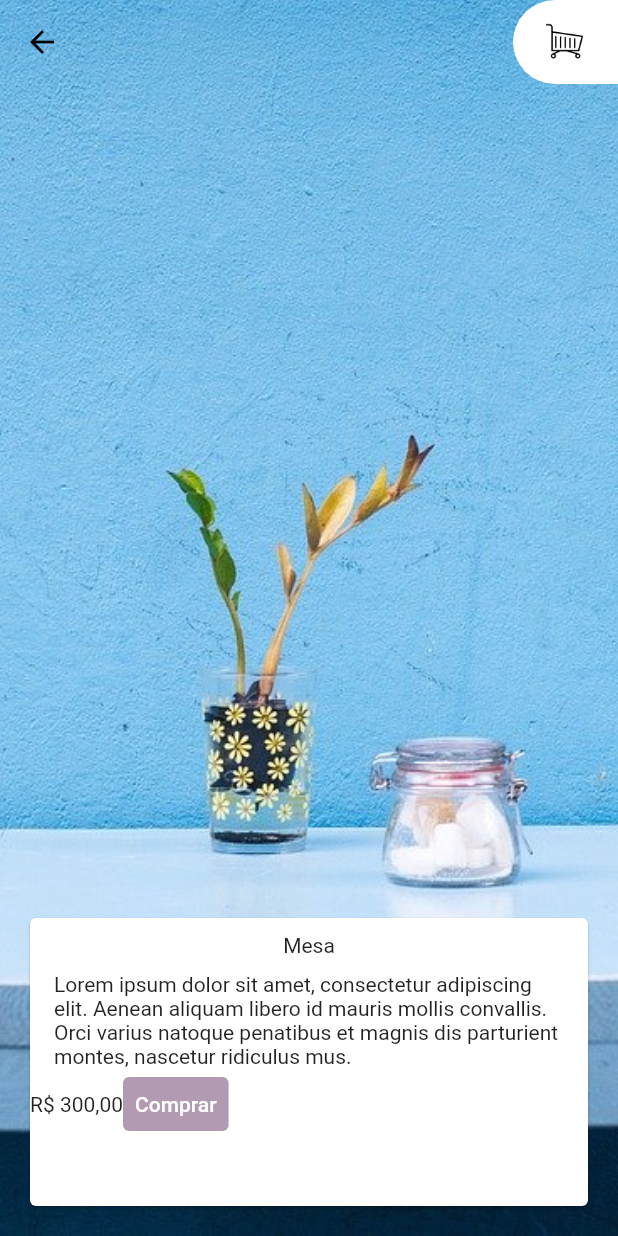
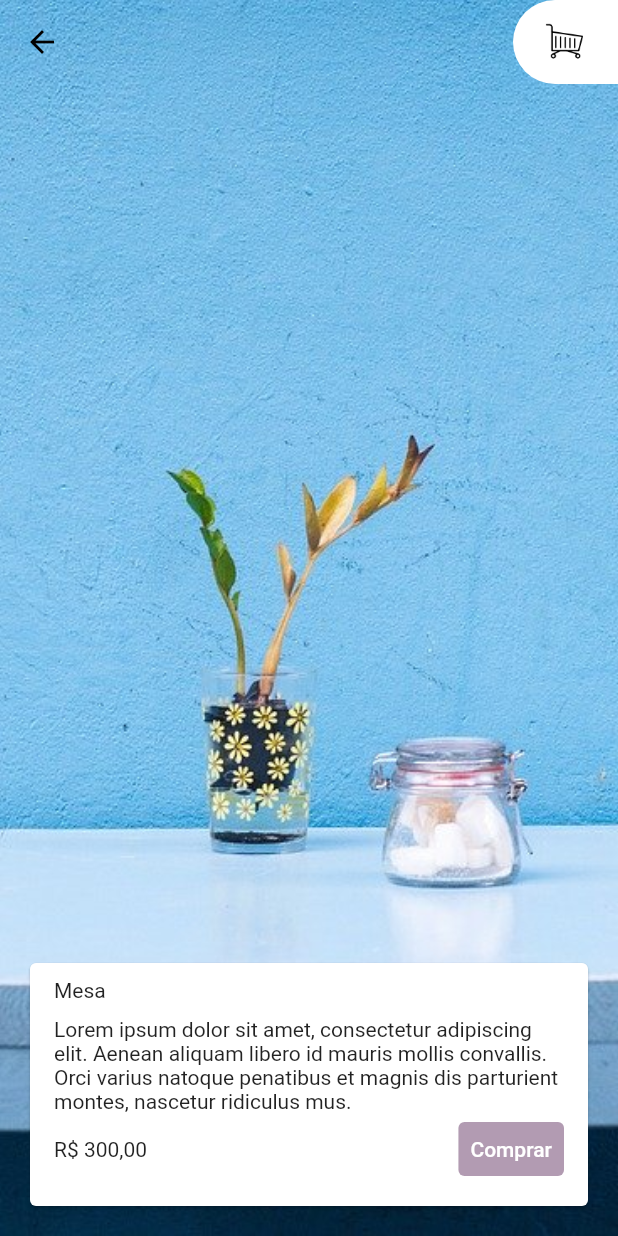
Before and after one commit to luucasor/lojinha_alura, a Flutter app: the screen it shows after launch, after a tap on "Mesa", on a phone screen of 412 x 824 dp. Run offline on Flutter 3.47's test engine with Material 2 defaults, Android fonts, the phone set to English and light mode, and no system bars.

```diff
--- a/lib/paginas/detalhes.dart
+++ b/lib/paginas/detalhes.dart
@@ -28,7 +28,7 @@ class Detalhes extends StatelessWidget {
           alignment: Alignment.bottomCenter,
           child: Container(
             margin: EdgeInsets.all(16),
-            height: 200,
+            height: 170,
             child: CardDetalhes(movel: movel),
           ),
         ),
--- a/lib/widgets/card_detalhes.dart
+++ b/lib/widgets/card_detalhes.dart
@@ -14,23 +14,30 @@ class CardDetalhes extends StatelessWidget {
   Widget build(BuildContext context) {
     return Card(
       child: Column(
+        crossAxisAlignment: CrossAxisAlignment.start,
         children: [
           TextoDetalhes(texto: movel!.titulo),
           TextoDetalhes(texto: movel!.descricao),
-          Row(
+          Container(
+            margin: EdgeInsets.only(left: 16, right: 16, bottom: 8),
+            child: Row(
+              mainAxisAlignment: MainAxisAlignment.spaceBetween,
               children: [
                 Text(
                   formatacaoReais.format(movel!.preco),
                 ),
                 TextButton(
                   style: ButtonStyle(
-                    foregroundColor: MaterialStateProperty.all<Color>(Colors.white),
-                    backgroundColor: MaterialStateProperty.all<Color>(Theme.of(context).primaryColor),
+                      backgroundColor: MaterialStateProperty.all<Color>(
+                          Theme.of(context).primaryColor)),
+                  onPressed: () {},
+                  child: Text(
+                    'Comprar',
+                    style: TextStyle(color: Colors.white),
                   ),
-                  onPressed: () {},
-                  child: Text('Comprar'),
                 )
               ],
+            ),
           )
         ],
       ),
```
Lines whose indentation alone changed are shown as unchanged.
